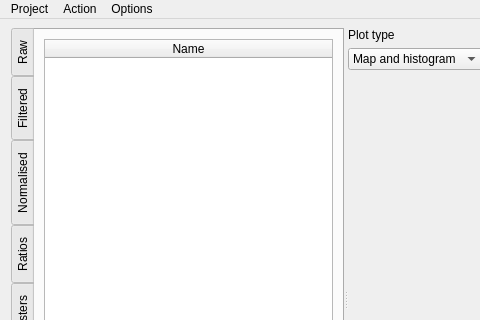
Before: the Qt Designer form src/resources/ui_main_window.ui in ianthomas23/QACD-quack, drawn with Qt 5; both pictures show x 0 to 480 and y 0 to 320 of the 800 by 600 pixel window.
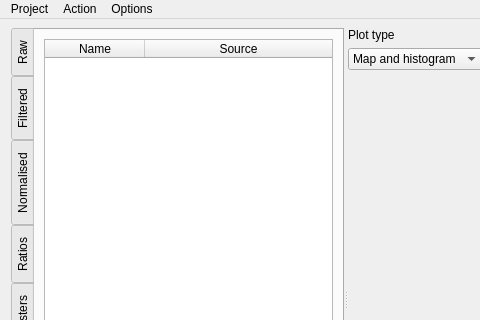
After: the same form once the commit is applied. The open tabs and pages were chosen to show the change. Custom widgets are drawn as their Qt base class.

Commit message: Phase map table source column, and deleting

Patch:
```diff
--- a/src/resources/ui_main_window.ui
+++ b/src/resources/ui_main_window.ui
@@ -367,7 +367,7 @@
             <bool>true</bool>
            </property>
            <property name="columnCount">
-            <number>1</number>
+            <number>2</number>
            </property>
            <attribute name="horizontalHeaderHighlightSections">
             <bool>false</bool>
@@ -386,6 +386,11 @@
              <string>Name</string>
             </property>
            </column>
+           <column>
+            <property name="text">
+             <string>Source</string>
+            </property>
+           </column>
           </widget>
          </item>
          <item>
```
Left out of the diff: 8 changed lines with no effect on the pictures. The commit also changes 7 other files.
